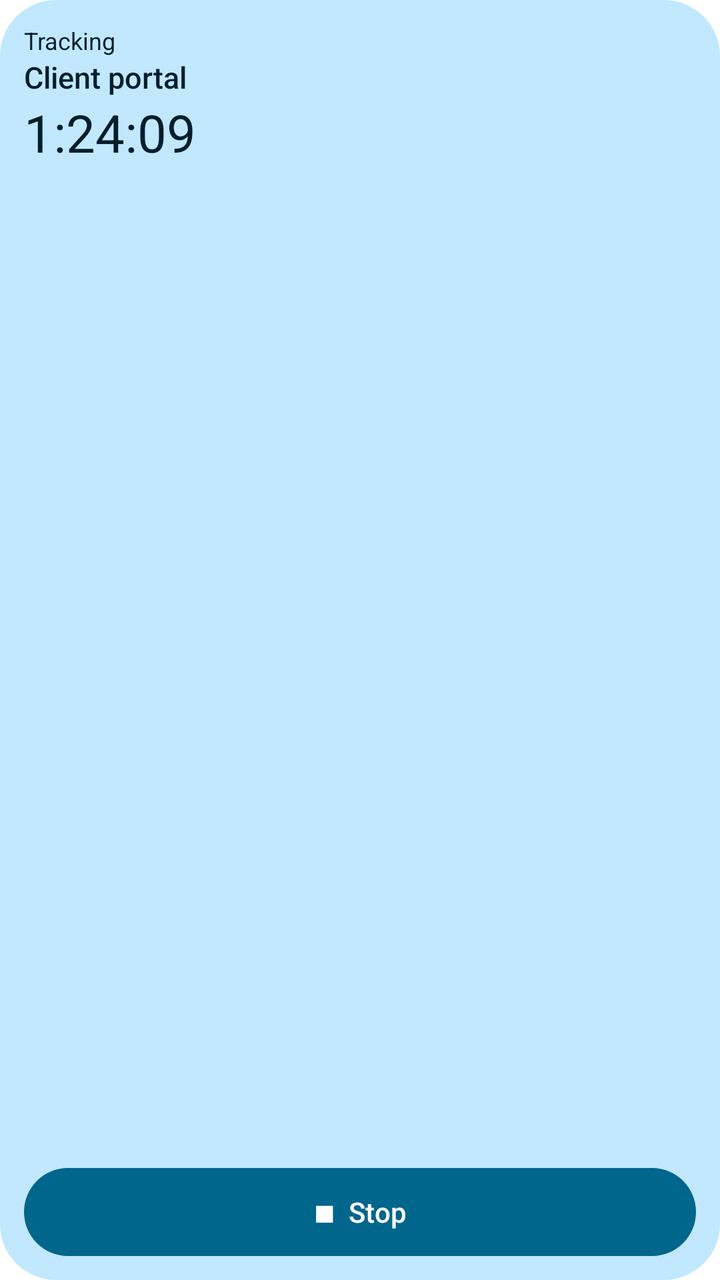
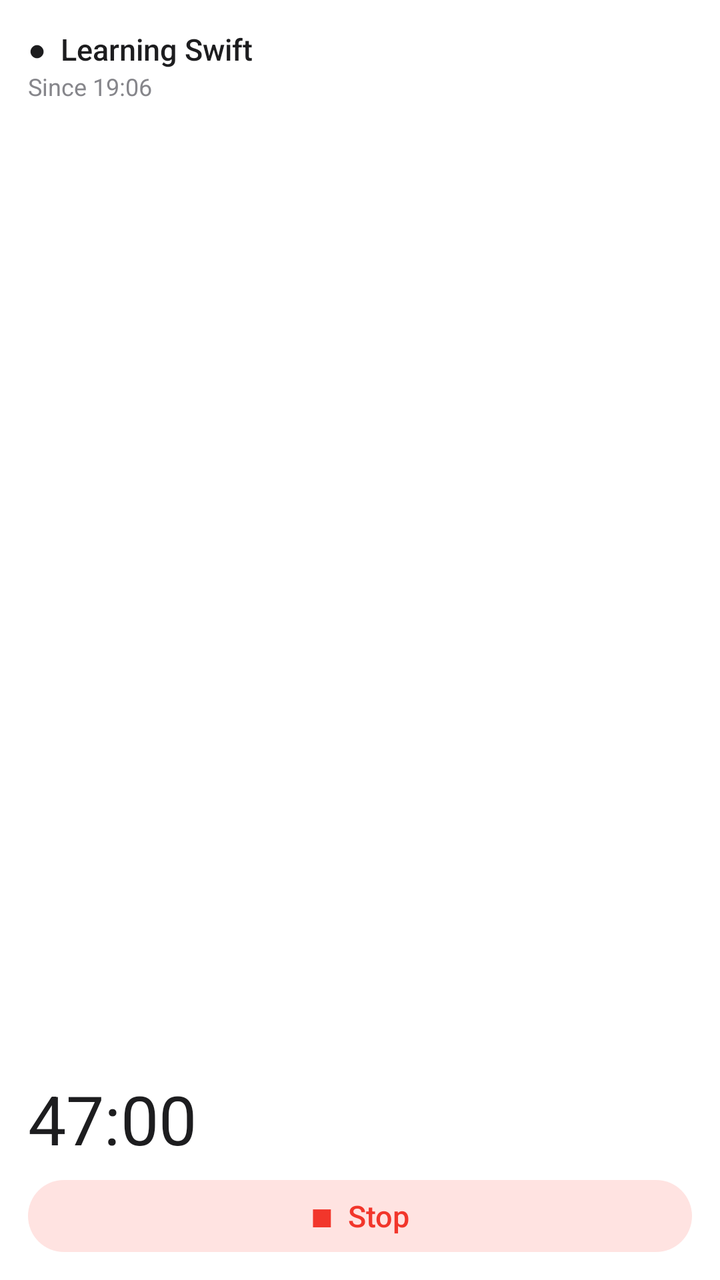

The first picture is an Android layout as it rendered before a commit; the second is the same layout after the commit. The layout source and the unified diff follow.
<!-- AndroidManifest.xml: application theme Theme.Trackify -->
<!-- res/layout/widget_preview_small.xml -->
<?xml version="1.0" encoding="utf-8"?>
<LinearLayout xmlns:android="http://schemas.android.com/apk/res/android"
    android:layout_width="match_parent" android:layout_height="match_parent"
    android:orientation="vertical" android:padding="12dp" android:background="@drawable/widget_preview_bg"
    android:backgroundTint="@color/widget_primary_container">
    <TextView android:layout_width="wrap_content" android:layout_height="wrap_content" android:text="Tracking"
        android:textColor="@color/widget_on_primary_container" android:textSize="12sp"/>
    <TextView android:layout_width="wrap_content" android:layout_height="wrap_content" android:text="Client portal"
        android:textColor="@color/widget_on_primary_container" android:textSize="15sp" android:fontFamily="sans-serif-medium" android:maxLines="2"/>
    <TextView android:layout_width="wrap_content" android:layout_height="wrap_content" android:text="1:24:09"
        android:textColor="@color/widget_on_primary_container" android:textSize="26sp" android:fontFeatureSettings="tnum"/>
    <FrameLayout android:layout_width="match_parent" android:layout_height="0dp" android:layout_weight="1"/>
    <TextView android:layout_width="match_parent" android:layout_height="44dp" android:gravity="center" android:text="■  Stop"
        android:background="@drawable/widget_preview_primary" android:textColor="@color/widget_on_primary"
        android:textSize="14sp" android:fontFamily="sans-serif-medium"/>
</LinearLayout>
<!-- resources referenced by this layout -->
<resources>
  <color name="widget_on_primary">#FFFFFF</color>
  <color name="widget_on_primary_container">#042100</color>
  <color name="widget_primary_container">#B8F397</color>
  <!-- drawable widget_preview_bg (drawable) -->
  <shape xmlns:android="http://schemas.android.com/apk/res/android"><solid android:color="@color/widget_bg"/><corners android:radius="24dp"/></shape>
  <!-- drawable widget_preview_primary (drawable) -->
  <shape xmlns:android="http://schemas.android.com/apk/res/android"><solid android:color="@color/widget_primary"/><corners android:radius="100dp"/></shape>
  <style name="Theme.Trackify" parent="android:Theme.Material.Light.NoActionBar">
          <item name="android:windowBackground">@color/window_bg</item>
          <item name="android:statusBarColor">@android:color/transparent</item>
          <item name="android:navigationBarColor">@android:color/transparent</item>
      </style>
  <color name="widget_bg">#F3F4EC</color>
  <color name="widget_primary">#386A20</color>
  <color name="window_bg">#FFFFFF</color>
</resources>

<!-- the commit's change to res/layout/widget_preview_small.xml (unified diff, before → after) -->
@@ -1,16 +1,15 @@
 <?xml version="1.0" encoding="utf-8"?>
 <LinearLayout xmlns:android="http://schemas.android.com/apk/res/android"
     android:layout_width="match_parent" android:layout_height="match_parent"
-    android:orientation="vertical" android:padding="12dp" android:background="@drawable/widget_preview_bg"
-    android:backgroundTint="@color/widget_primary_container">
-    <TextView android:layout_width="wrap_content" android:layout_height="wrap_content" android:text="Tracking"
-        android:textColor="@color/widget_on_primary_container" android:textSize="12sp"/>
-    <TextView android:layout_width="wrap_content" android:layout_height="wrap_content" android:text="Client portal"
-        android:textColor="@color/widget_on_primary_container" android:textSize="15sp" android:fontFamily="sans-serif-medium" android:maxLines="2"/>
-    <TextView android:layout_width="wrap_content" android:layout_height="wrap_content" android:text="1:24:09"
-        android:textColor="@color/widget_on_primary_container" android:textSize="26sp" android:fontFeatureSettings="tnum"/>
+    android:orientation="vertical" android:padding="14dp" android:background="@drawable/w_preview_card">
+    <TextView android:layout_width="wrap_content" android:layout_height="wrap_content" android:text="●  Learning Swift"
+        android:textColor="@color/w_fg" android:textSize="15sp" android:fontFamily="sans-serif-medium" android:maxLines="1"/>
+    <TextView android:layout_width="wrap_content" android:layout_height="wrap_content" android:text="Since 19:06"
+        android:textColor="@color/w_muted" android:textSize="12sp"/>
     <FrameLayout android:layout_width="match_parent" android:layout_height="0dp" android:layout_weight="1"/>
-    <TextView android:layout_width="match_parent" android:layout_height="44dp" android:gravity="center" android:text="■  Stop"
-        android:background="@drawable/widget_preview_primary" android:textColor="@color/widget_on_primary"
-        android:textSize="14sp" android:fontFamily="sans-serif-medium"/>
+    <TextView android:layout_width="wrap_content" android:layout_height="wrap_content" android:text="47:00"
+        android:textColor="@color/w_fg" android:textSize="34sp" android:fontFeatureSettings="tnum"/>
+    <TextView android:layout_width="match_parent" android:layout_height="36dp" android:layout_marginTop="8dp" android:gravity="center"
+        android:text="■  Stop" android:background="@drawable/w_preview_stop" android:textColor="@color/w_stop_fg"
+        android:textSize="15sp" android:fontFamily="sans-serif-medium"/>
 </LinearLayout>
<!-- resource entries referenced after the edit -->
@@ -1,19 +1,19 @@
 <!-- resources referenced by this layout -->
 <resources>
-  <color name="widget_on_primary">#FFFFFF</color>
-  <color name="widget_on_primary_container">#042100</color>
-  <color name="widget_primary_container">#B8F397</color>
-  <!-- drawable widget_preview_bg (drawable) -->
-  <shape xmlns:android="http://schemas.android.com/apk/res/android"><solid android:color="@color/widget_bg"/><corners android:radius="24dp"/></shape>
-  <!-- drawable widget_preview_primary (drawable) -->
-  <shape xmlns:android="http://schemas.android.com/apk/res/android"><solid android:color="@color/widget_primary"/><corners android:radius="100dp"/></shape>
+  <color name="w_fg">#1D1D1F</color>
+  <color name="w_muted">#86868B</color>
+  <color name="w_stop_fg">#F2362B</color>
+  <!-- drawable w_preview_card (drawable) -->
+  <shape xmlns:android="http://schemas.android.com/apk/res/android"><solid android:color="@color/w_bg"/><corners android:radius="24dp"/></shape>
+  <!-- drawable w_preview_stop (drawable) -->
+  <shape xmlns:android="http://schemas.android.com/apk/res/android"><solid android:color="@color/w_stop_bg"/><corners android:radius="18dp"/></shape>
   <style name="Theme.Trackify" parent="android:Theme.Material.Light.NoActionBar">
           <item name="android:windowBackground">@color/window_bg</item>
           <item name="android:statusBarColor">@android:color/transparent</item>
           <item name="android:navigationBarColor">@android:color/transparent</item>
       </style>
-  <color name="widget_bg">#F3F4EC</color>
-  <color name="widget_primary">#386A20</color>
+  <color name="w_bg">#FFFFFF</color>
+  <color name="w_stop_bg">#FFE3E1</color>
   <color name="window_bg">#FFFFFF</color>
 </resources>
 
